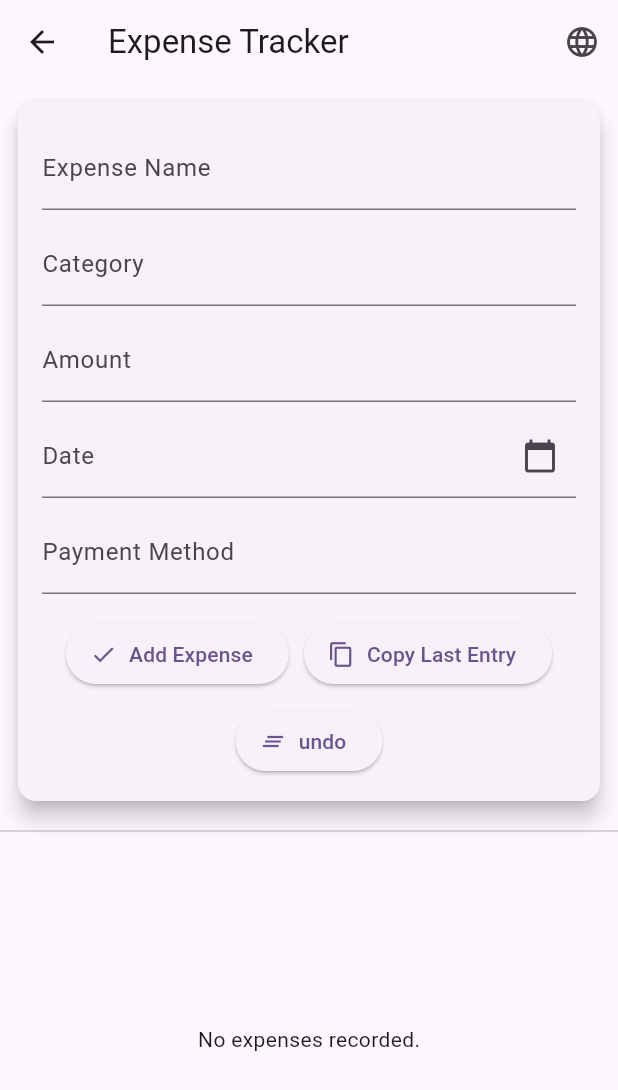
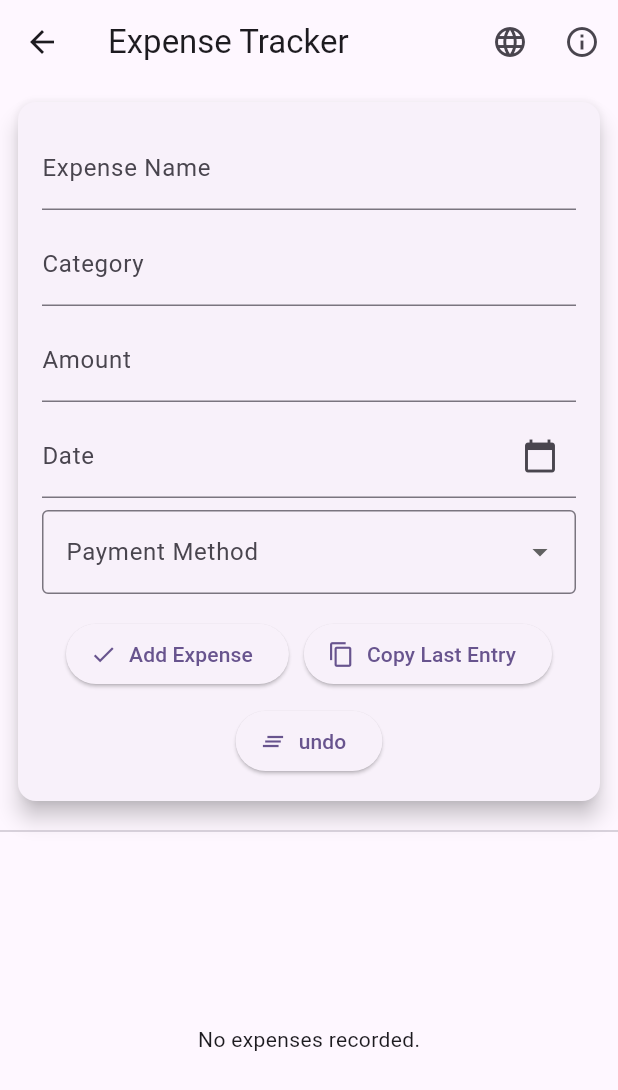
Before and after one commit to jananigokeda/Event-Planner-App, a Flutter app: the ExpenseTrackerPage screen opened by its route, on a phone screen of 412 x 824 dp. Shown: the top 1090 px of the screen. Run offline on Flutter 3.47's test engine with Material 3 defaults, Android fonts, the phone set to English and light mode, and no system bars; our stand-ins replace floor, flutter_translate, sqflite; missing offline and left inert: encrypted_shared_preferences; accounts and stored records are empty; generated files the repository leaves out were written again.

Commit message:
floor database, instructions, payment method dropdown added

```diff
--- a/assets/i18n/en.json
+++ b/assets/i18n/en.json
@@ -43,6 +43,9 @@
   },
 
   "expense": {
+
+    "instruction_title": "How to Use",
+    "instruction_content": "Fill out all fields to add an expense.\n\n- Tap \"Add Expense\" to save the entry\n- Tap an expense to edit or delete it\n- Use \"Copy Last Entry\" to reuse the previous inputs\n- Use the globe icon to switch languages\n\nOn tablets: Expense details show on the right side.",
     "Expense Tracker" : "Expense Tracker",
     "Expense Detail": "Expense Detail",
     "Expense Name": "Expense Name",
@@ -60,6 +63,7 @@
     "There is no expenses in the list":"There is no expenses in the list",
     "no_expense_selected": "No expense selected.",
     "Update": "Update",
+    "expense.Payment Method": "expense.Payment Method",
     "Previous data loaded": "previous data loaded"
 
   },
--- a/assets/i18n/ta.json
+++ b/assets/i18n/ta.json
@@ -13,7 +13,9 @@
     "cancel": "ரத்துசெய்"
   },
   "expense": {
-    "Expense Tracker": "செலவு கண்காணிப்பான்",
+    "instruction_title": "பயன்பாடுபற்றி",
+    "instruction_content": "செலவுகளைச் சேர்க்க அனைத்து புலங்களையும் நிரப்பவும்.\n\n- \"செலவைக் சேர்\" ஐ அழுத்தி செலவைச் சேமிக்கவும்\n- செலவுகளைத் தேர்ந்தெடுத்து திருத்தவோ, நீக்கவோ செய்யலாம்\n- \"முந்தைய உள்ளீட்டை நகலெடு\" என்பதைக் கொண்டு பழைய விவரங்களை மீண்டும் பயன்படுத்தலாம்\n- மொழியை மாற்ற 🌐 ஐ அழுத்தவும்\n\nடேப்லெட்டுகளில்: செலவு விவரங்கள் பட்டியலுக்குப் பக்கமாக காணப்படும்.",
+   "Expense Tracker": "செலவு கண்காணிப்பான்",
     "Expense Detail": "செலவு விவரம்",
     "Expense Name": "செலவு பெயர்",
     "Category": "வகை",
@@ -30,6 +32,7 @@
     "There is no expenses in the list":"பட்டியலில் எந்த செலவுகளும் இல்லை",
     "no_expense_selected":"எந்த செலவும் தேர்ந்தெடுக்கப்படவில்லை",
     "Update": "புதுப்பிப்பு",
+    "expense.Payment Method": "செலவு செலுத்தும் முறை",
     "Previous data loaded": "முந்தைய தரவு ஏற்றப்பட்டது"
   },
     "vehicle":{
--- a/lib/expense_item.dart
+++ b/lib/expense_item.dart
@@ -2,12 +2,16 @@
 // Model class representing an expense item.
 import 'package:floor/floor.dart';
 
-@entity
+/*@entity
 class ExpenseItem {
-  static int currentId = 1;
+  //static int currentId = 1;*/
+  @Entity(tableName: 'ExpenseItem')
+  class ExpenseItem {
+  @PrimaryKey(autoGenerate: true)
+  final int? id; // Primary key, auto-generated (nullable for insertion).
 
-  @primaryKey
-  final int id; // Primary key, auto-generated.
+ // @primaryKey
+  //final int id; // Primary key, auto-generated.
   final String name; // Name of the expense.
   final String category; //Category of the expense.
   final String amount;
@@ -15,8 +19,8 @@ class ExpenseItem {
   final String paymentMethod;
 
   ExpenseItem(this.id, this.name, this.category, this.amount, this.date, this.paymentMethod) {
-    if (id > currentId) {
+    /*if (id > currentId) {
       currentId = id + 1;
-    }
+    }*/
   }
   }
--- a/lib/expense_repository.dart
+++ b/lib/expense_repository.dart
@@ -35,7 +35,7 @@ class ExpenseRepository {
     };
   }
 
-  /// Placeholder method to support saving a full list of expenses.
+  /*/// Placeholder method to support saving a full list of expenses.
   /// In the future, this can be expanded to persist data to a database or file.
   Future<void> saveExpenseList(List<ExpenseItem> expenses) async {
     // Store the list in a persistent storage (e.g., database or file)
@@ -47,5 +47,5 @@ class ExpenseRepository {
   Future<List<ExpenseItem>> getAllExpenses() async {
     // Retrieve the list of all expenses (from database or file)
     return [];
-  }
+  }*/
 }
--- a/lib/expense_tracker_page.dart
+++ b/lib/expense_tracker_page.dart
@@ -49,12 +49,25 @@ class _ExpenseTrackerPageState extends State<ExpenseTrackerPage> {
   final TextEditingController _dateController = TextEditingController();
   final TextEditingController _paymentMethodController = TextEditingController();
 
-  @override
+  /*@override
   void initState() {
     super.initState();
     _loadExpenseList(); // Load saved expenses from secure storage
     _loadPreviousFormData(); // Load last entered form data
-    }
+    }*/
+  @override
+  void initState() {
+    super.initState();
+
+    // Build the Floor database and get the DAO for Expense.
+    $FloorAppDatabase.databaseBuilder('app_database.db').build().then((database) {
+      _database = database;
+      _expenseDao = database.expenseDao;
+      _loadExpenseList();
+    });
+
+    _loadPreviousFormData(); // Load shared preference data
+  }
 
   /// Show Cupertino-style language selection popup
   void showDemoActionSheet(
@@ -102,8 +115,8 @@ class _ExpenseTrackerPageState extends State<ExpenseTrackerPage> {
     );
   }
 
-
-  /*Future<void> _loadExpenseList() async {
+  /// Load expenses from the Database
+  Future<void> _loadExpenseList() async {
     final list = await _expenseDao.getAllItems();
     setState(() {
       _expenses = list;
@@ -111,9 +124,9 @@ class _ExpenseTrackerPageState extends State<ExpenseTrackerPage> {
         _selectedExpense = _expenses[0];
       }
     });
-  }*/
+  }
 
-  /// Load expenses from EncryptedSharedPreferences
+  /*/// Load expenses from EncryptedSharedPreferences
   Future<void> _loadExpenseList() async {
     String? countStr = await _esp.getString(_expenseCountKey);
     int count = countStr != null && countStr.isNotEmpty ? int.tryParse(
@@ -145,10 +158,10 @@ class _ExpenseTrackerPageState extends State<ExpenseTrackerPage> {
         _selectedExpense = _expenses[0];
       }
     });
-  }
+  }*/
 
 
-  /// Save the current list of expenses securely
+  /*/// Saves the current list of expenses to EncryptedSharedPreferences.
   Future<void> _saveExpenseList() async {
     int count = _expenses.length;
     await _esp.setString(_expenseCountKey, count.toString());
@@ -163,7 +176,7 @@ class _ExpenseTrackerPageState extends State<ExpenseTrackerPage> {
       await _esp.setString("expense_${i}_paymentMethod", expense.paymentMethod);
     }
 
-  }
+  }*/
 
   /// Load last saved form data for convenience
   Future<void> _loadPreviousFormData() async {
@@ -187,7 +200,8 @@ class _ExpenseTrackerPageState extends State<ExpenseTrackerPage> {
   }
 
 
-  /// Handles form validation and new expense creation
+  /// Handles validation and creation of a new expense entry.
+  /// Displays appropriate dialogs or snack bar messages for success and error cases.
   Future<void> _handleSubmit() async {
     // Validate that all fields are filled
     if (_nameController.text.isEmpty ||
@@ -234,7 +248,9 @@ class _ExpenseTrackerPageState extends State<ExpenseTrackerPage> {
       }
     });
 
-    await _saveExpenseList();
+    //await _saveExpenseList();
+    await _expenseDao.insertItem(newExpense);
+    _loadExpenseList();
     // Show confirmation
     ScaffoldMessenger.of(context).showSnackBar(
         const SnackBar(content: Text('Expense added.')));
@@ -281,7 +297,9 @@ class _ExpenseTrackerPageState extends State<ExpenseTrackerPage> {
       setState(() {
         _expenses.removeWhere((e) => e.id == expense.id);
       });
-      await _saveExpenseList();
+      //await _saveExpenseList();
+      await _expenseDao.deleteItem(expense);
+      _loadExpenseList();
       ScaffoldMessenger.of(context).showSnackBar(
           const SnackBar(content: Text('Expense deleted.')));
     } else {
@@ -292,7 +310,9 @@ class _ExpenseTrackerPageState extends State<ExpenseTrackerPage> {
           _expenses[index] = updatedExpense;
         }
       });
-      await _saveExpenseList();
+      //await _saveExpenseList();
+      await _expenseDao.updateItem(updatedExpense);
+      _loadExpenseList();
       ScaffoldMessenger.of(context).showSnackBar(
           const SnackBar(content: Text('Expense updated.')));
     }
@@ -314,8 +334,29 @@ class _ExpenseTrackerPageState extends State<ExpenseTrackerPage> {
       icon: const Icon(Icons.language),
       onPressed: () => _onActionsheetPress(context),
     ),
-  ]
+            // New Help/Instructions button
+            IconButton(
+              icon: const Icon(Icons.info_outline),
+              onPressed: () {
+                showDialog(
+                  context: context,
+                  builder: (_) => AlertDialog(
+                    title: Text(translate('expense.instruction_title')),
+                    content: Text(translate('expense.instruction_content')),
+                    actions: [
+                      TextButton(
+                        child: const Text('OK'),
+                        onPressed: () => Navigator.pop(context),
+                      ),
+                    ],
+                  ),
+                );
+              },
+            ),
+          ],
       ),
+
+
       body: isWideScreen ? _buildWideLayout() : _buildMobileLayout(),
     );
   }
@@ -441,12 +482,59 @@ class _ExpenseTrackerPageState extends State<ExpenseTrackerPage> {
       ),
             const SizedBox(height: 8),
 
+            //updated payment Method
+            DropdownButtonFormField<String>(
+              value: _paymentMethodController.text.isNotEmpty
+                  ? _paymentMethodController.text
+                  : null,
+              decoration: InputDecoration(
+                labelText: translate('expense.Payment Method'),
+                border: const OutlineInputBorder(),
+              ),
+              items: [
+                {
+                  'label': 'Visa',
+                  'image': 'assets/images/visa.jpg',
+                },
+                {
+                  'label': 'MasterCard',
+                  'image': 'assets/images/mastercard.jpg',
+                },
+                {
+                  'label': 'Debit',
+                  'image': 'assets/images/debit.jpg',
+                },
+              ].map((item) {
+                return DropdownMenuItem<String>(
+                  value: item['label'],
+                  child: Row(
+                    children: [
+                      Image.asset(
+                        item['image']!,
+                        width: 24,
+                        height: 24,
+                        fit: BoxFit.contain,
+                      ),
+                      const SizedBox(width: 10),
+                      Text(item['label']!),
+                    ],
+                  ),
+                );
+              }).toList(),
+              onChanged: (value) {
+                setState(() {
+                  _paymentMethodController.text = value!;
+                });
+              },
+            ),
+
+
             // Payment Method
-            TextField(
+            /*TextField(
               controller: _paymentMethodController,
               decoration: InputDecoration(
                   labelText: translate('expense.Payment Method')),
-            ),
+            ),*/
             /*Padding(
               padding: const EdgeInsets.symmetric(vertical: 8),
               child: Column(
@@ -457,11 +545,14 @@ class _ExpenseTrackerPageState extends State<ExpenseTrackerPage> {
                     style: TextStyle(fontSize: 16, fontWeight: FontWeight.bold),
                   ),
                   const SizedBox(height: 8),
+
                   Row(
                     mainAxisAlignment: MainAxisAlignment.spaceAround,
                     children: [
                       _buildPaymentOption("Visa", "assets/images/visa.jpg"),
-                      _buildPaymentOption("MasterCard", "assets/images/mastercard.jpg"),
+                      const SizedBox(width: 12),
+                     _buildPaymentOption("MasterCard", "assets/images/mastercard.jpg"),
+                      const SizedBox(width: 12),
                       _buildPaymentOption("Debit", "assets/images/debit.jpg"),
                     ],
                   ),
@@ -518,7 +609,7 @@ class _ExpenseTrackerPageState extends State<ExpenseTrackerPage> {
      ]),
     ));
   }
-  /*Widget _buildPaymentOption(String label, String assetPath) {
+  Widget _buildPaymentOption(String label, String assetPath) {
     return GestureDetector(
       onTap: () {
         setState(() {
@@ -547,7 +638,7 @@ class _ExpenseTrackerPageState extends State<ExpenseTrackerPage> {
         ],
       ),
     );
-  }*/
+  }
 
   /// Builds the expense list view (used in wide layout)
   Widget _buildListView() {
--- a/pubspec.yaml
+++ b/pubspec.yaml
@@ -74,9 +74,12 @@ flutter:
     - assets/i18n/ta.json
     - assets/i18n/ko.json
     - assets/i18n/te.json
-  #  - assets/EventPlanner.jpeg
+  #   - assets/EventPlanner.jpeg
   #   - images/a_dot_burr.jpeg
   #   - images/a_dot_ham.jpeg
+    - assets/images/visa.jpg
+    - assets/images/mastercard.jpg
+    - assets/images/debit.jpg
 
 
 
```
Also changed, not shown: lib/expense_dao.dart (+5 -2 lines), assets/images/debit.jpg (renamed from lib/images/debit.jpg), assets/images/mastercard.jpg (renamed from lib/images/mastercard.jpg), assets/images/visa.jpg (renamed from lib/images/visa.jpg), lib/database.g.dart.
